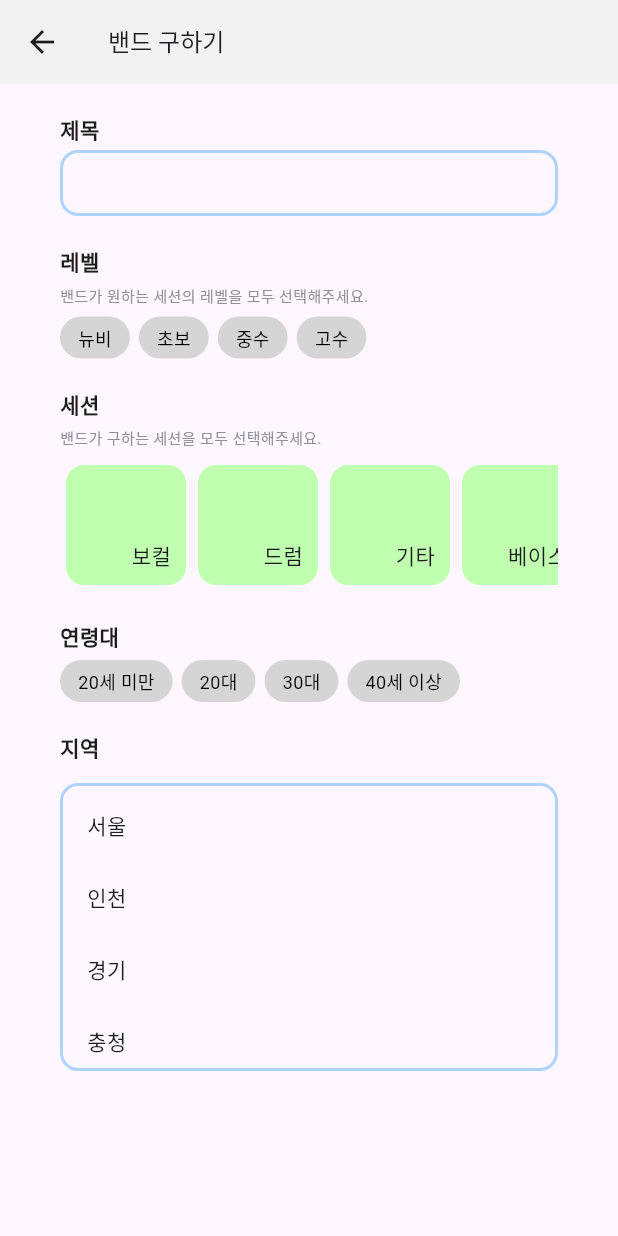
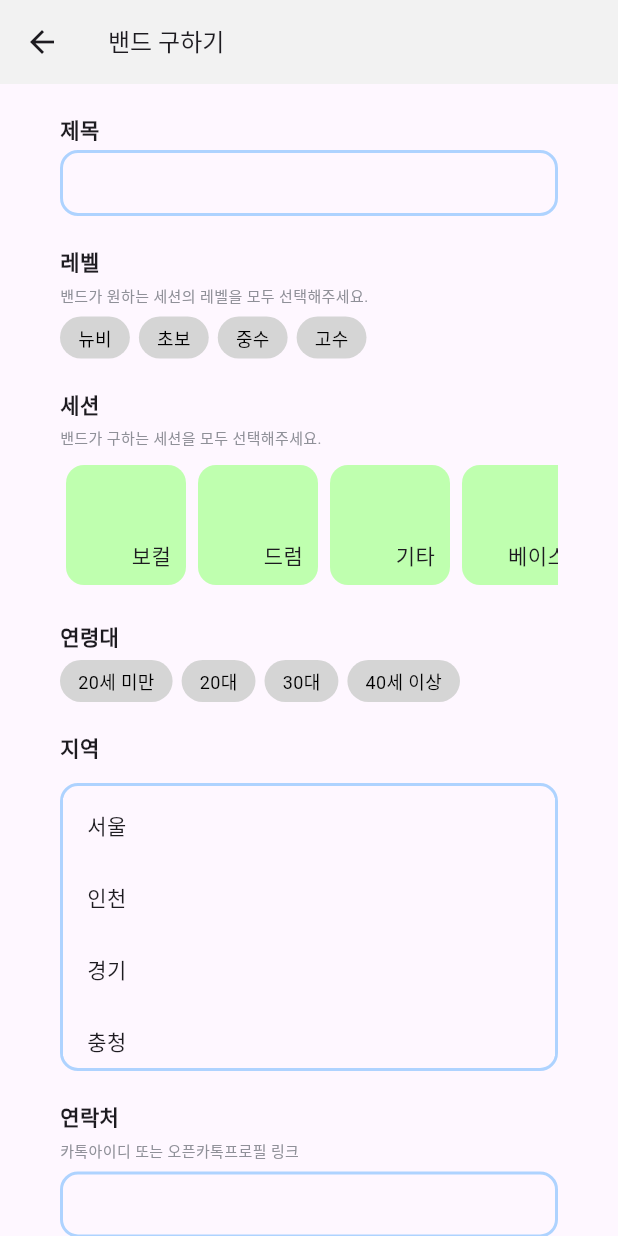
Before and after one commit to zigsong/lets-jam, a Flutter app: the UploadScreen screen opened directly with empty values, on a phone screen of 412 x 824 dp. Run offline on Flutter 3.47's test engine with Material 3 defaults, Android fonts, the phone set to English and light mode, and no system bars; our stand-ins replace flutter_dotenv, flutter_svg, image_picker, supabase_flutter; missing offline and left inert: kakao_flutter_sdk; accounts and stored records are empty; Roboto replaces fonts that are missing (Pretendard).

Commit message:
feat: 연락처, 자세한 글 input 마크업

```diff
--- a/lib/screens/upload_screen.dart
+++ b/lib/screens/upload_screen.dart
@@ -109,6 +109,29 @@ class _UploadScreenState extends State<UploadScreen> {
                       _findSessionData.regions.add(region);
                     }
                   },
+                ),
+              ),
+              const SizedBox(
+                height: 20,
+              ),
+              CustomForm(
+                label: '연락처',
+                subTitle: '카톡아이디 또는 오픈카톡프로필 링크',
+                content: TextInput(onChange: (value) {
+                  print('연락처: $value');
+                }),
+              ),
+              const SizedBox(
+                height: 20,
+              ),
+              CustomForm(
+                label: '자세한 글',
+                content: TextInput(
+                  onChange: (value) {
+                    print('자세한 글: $value');
+                  },
+                  keyboardType: TextInputType.multiline,
+                  height: 96,
                 ),
               ),
             ],
--- a/lib/widgets/text_input.dart
+++ b/lib/widgets/text_input.dart
@@ -3,14 +3,14 @@ import 'package:flutter/material.dart';
 class TextInput extends StatelessWidget {
   const TextInput(
       {super.key,
-      required this.label,
       required this.onChange,
+      this.label,
       this.placeholder,
       this.validator,
       this.keyboardType,
       this.height});
 
-  final String label;
+  final String? label;
   final String? placeholder;
   final void Function(String?) onChange;
   final String? Function(String?)? validator;
@@ -21,13 +21,16 @@ class TextInput extends StatelessWidget {
   Widget build(BuildContext context) {
     return Stack(
       children: [
-        Positioned(
-            child: Text(
-          label,
-          style: const TextStyle(fontWeight: FontWeight.bold),
-        )),
+        if (label != null)
+          Positioned(
+              child: Text(
+            label!,
+            style: const TextStyle(fontWeight: FontWeight.bold),
+          )),
         Padding(
-          padding: const EdgeInsets.only(top: 24),
+          padding: label != null
+              ? const EdgeInsets.only(top: 24)
+              : const EdgeInsets.all(0),
           child: SizedBox(
             height: height ?? 44,
             child: TextFormField(
```
